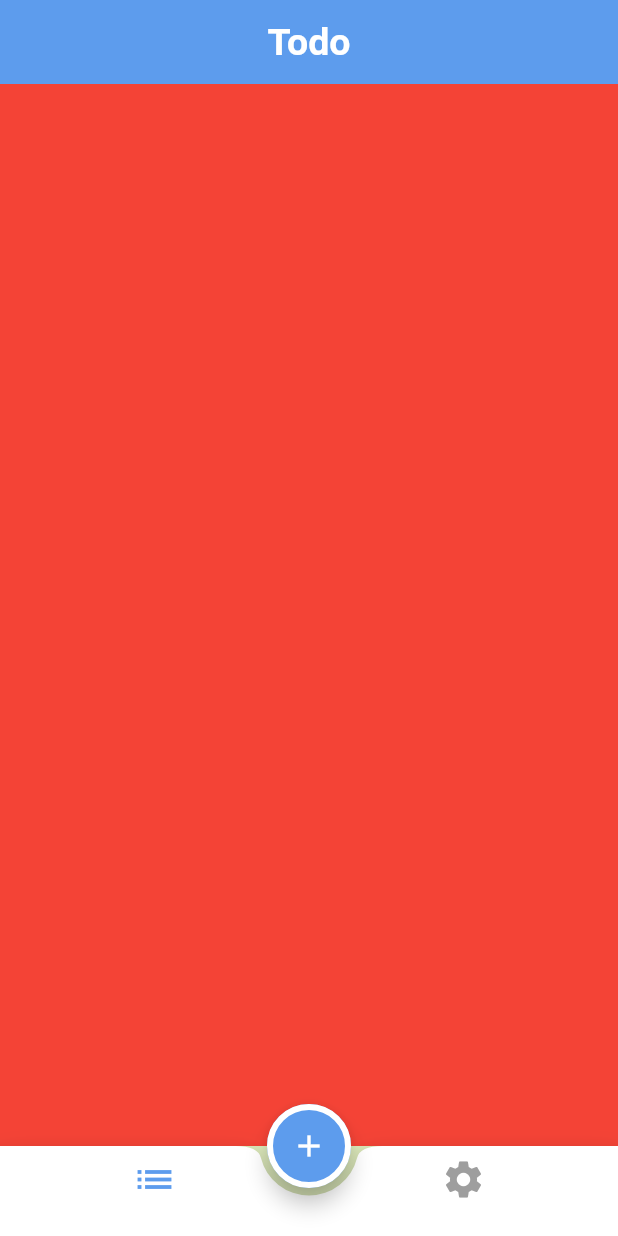
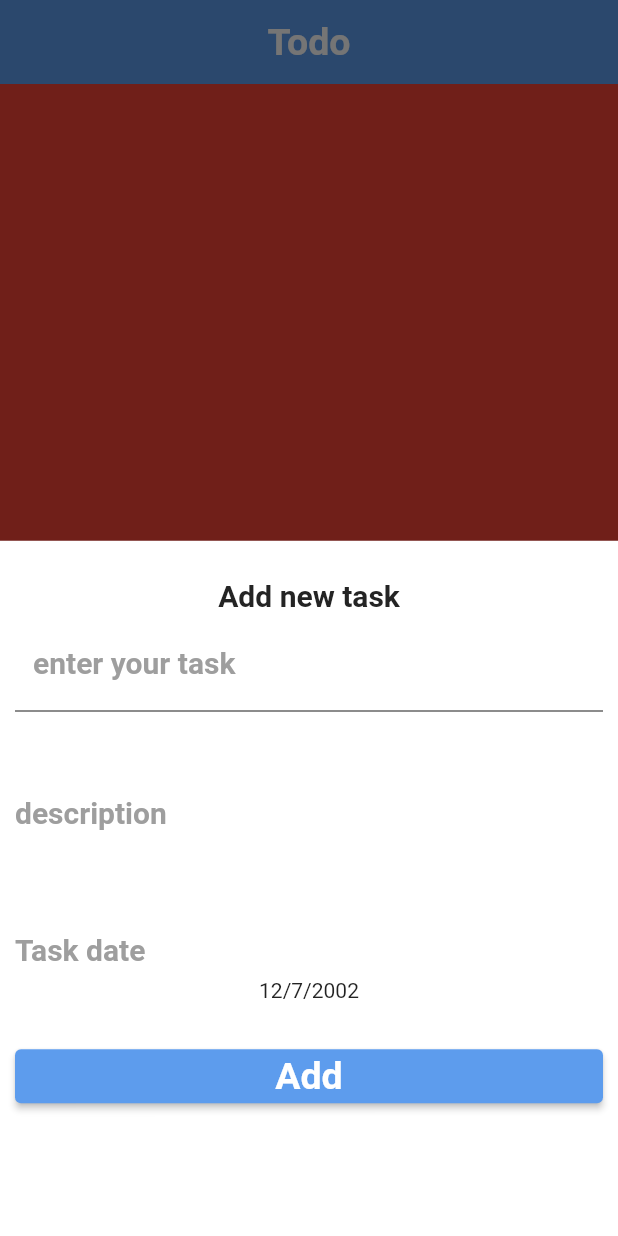
Before and after one commit to Norhan-127/Todo, a Flutter app: the screen it shows after launch, after a tap on the "add" icon, on a phone screen of 412 x 824 dp. Run offline on Flutter 3.47's test engine with Material 2 defaults, Android fonts, the phone set to English and light mode, and no system bars.

Commit message:
floating action button tab

```diff
--- /dev/null
+++ b/lib/ui/add_task_sheet.dart
@@ -0,0 +1,72 @@
+import 'package:flutter/material.dart';
+
+class AddTaskSheet extends StatelessWidget {
+  @override
+  Widget build(BuildContext context) {
+    return Container(
+      padding: const EdgeInsets.symmetric(vertical: 25, horizontal: 10),
+      child: Column(
+        children: [
+          Text(
+            'Add new task',
+            style: Theme.of(context).textTheme.bodyLarge,
+          ),
+          Form(
+              child: Column(
+            crossAxisAlignment: CrossAxisAlignment.stretch,
+            children: [
+              TextFormField(
+                decoration: InputDecoration(
+                  filled: true,
+                  fillColor: Colors.transparent,
+                  border: const UnderlineInputBorder(),
+                  label: Text(
+                    'enter your task',
+                    style: Theme.of(context)
+                        .textTheme
+                        .bodyLarge
+                        ?.copyWith(color: Colors.grey),
+                  ),
+                ),
+              ),
+              TextFormField(
+                maxLines: 4,
+                minLines: 4,
+                decoration: InputDecoration(
+                  label: Text(
+                    'description',
+                    style: Theme.of(context)
+                        .textTheme
+                        .bodyLarge
+                        ?.copyWith(color: Colors.grey),
+                  ),
+                ),
+              ),
+              const SizedBox(
+                height: 12,
+              ),
+              Text(
+                'Task date',
+                style: Theme.of(context)
+                    .textTheme
+                    .bodyLarge
+                    ?.copyWith(color: Colors.grey),
+              ),
+              const SizedBox(
+                height: 8,
+              ),
+              const Text(
+                '12/7/2002 ',
+                textAlign: TextAlign.center,
+              ),
+              const SizedBox(
+                height: 25,
+              ),
+              ElevatedButton(onPressed: (){}, child: Text("Add",style: Theme.of(context).textTheme.displayLarge,))
+            ],
+          ))
+        ],
+      ),
+    );
+  }
+}
--- a/lib/ui/home/main_screen.dart
+++ b/lib/ui/home/main_screen.dart
@@ -1,4 +1,5 @@
 import 'package:flutter/material.dart';
+import 'package:todo/ui/add_task_sheet.dart';
 import 'package:todo/ui/home/settings/settings_tab.dart';
 import 'package:todo/ui/home/tasks_list/tasks_list_tab.dart';
 
@@ -41,7 +42,9 @@ class _HomeScreenState extends State<HomeScreen> {
         ),
       ),
       floatingActionButton: FloatingActionButton(
-        onPressed: () {},
+        onPressed: () {
+          showAddTaskButtonSheet();
+        },
         shape: StadiumBorder(
             side: BorderSide(
           color: Theme.of(context).colorScheme.onPrimary,
@@ -57,4 +60,10 @@ class _HomeScreenState extends State<HomeScreen> {
     TasksListTab(),
     SettingsTab(),
   ];
+
+  void showAddTaskButtonSheet() {
+    showModalBottomSheet(context: context, builder:(buildContext){
+      return  AddTaskSheet();
+    });
+  }
 }
--- a/lib/ui/my_theme.dart
+++ b/lib/ui/my_theme.dart
@@ -19,7 +19,7 @@ class MyThemeData {
           onError: Colors.red,
           background: lightGreen ,
           onBackground: lightPrimary,
-          surface: Colors.white,
+          surface: Colors.grey,
           onSurface: Colors.white),
       scaffoldBackgroundColor:lightGreen,
       appBarTheme: AppBarTheme(
@@ -41,7 +41,12 @@ class MyThemeData {
           fontWeight: FontWeight.w400,
         ),
         bodyLarge: TextStyle(
-            fontSize: 12, color: colorBlack, fontWeight: FontWeight.bold),
+            fontSize: 20, color: colorBlack, fontWeight: FontWeight.bold),
+        titleLarge: const TextStyle(
+          fontSize: 30,
+          color: Colors.grey,
+          fontWeight: FontWeight.bold,
+        ),
       ),
       bottomNavigationBarTheme: BottomNavigationBarThemeData(
         selectedItemColor: lightPrimary,
```
